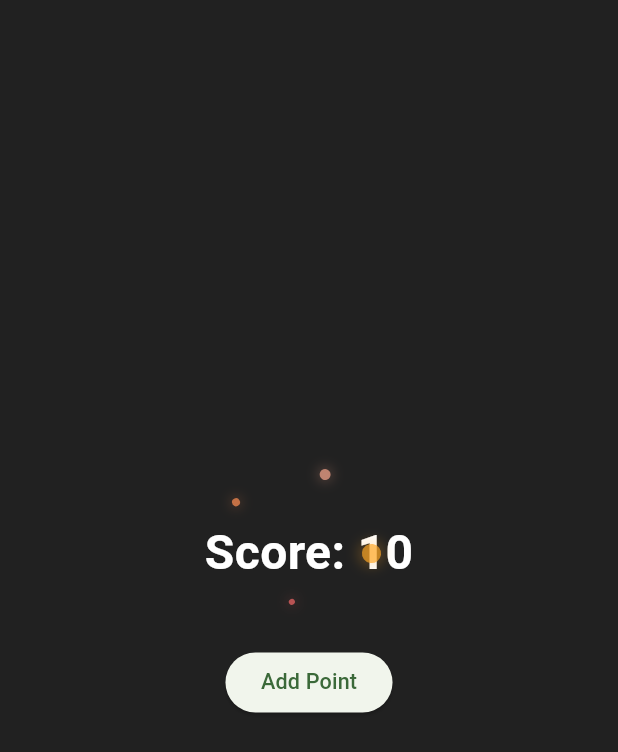
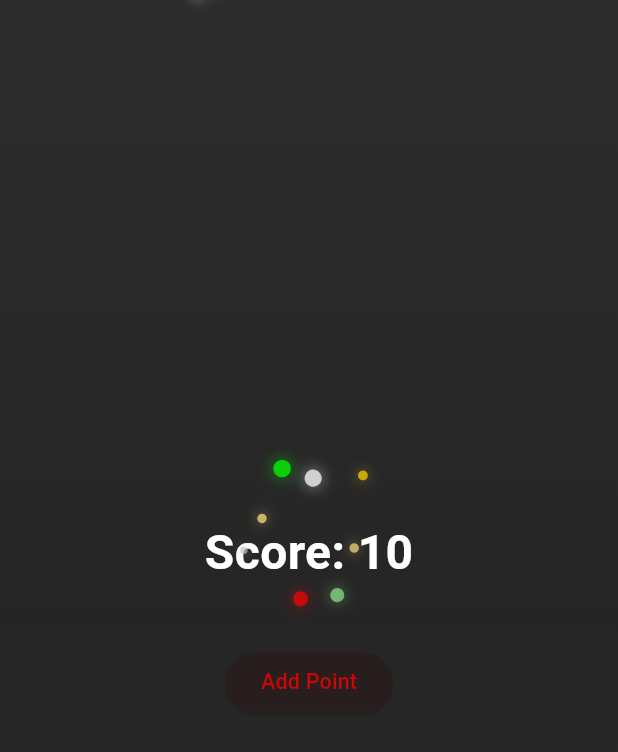
Before and after one commit to mtuan0111/nucatch, a Flutter app: the AnimationExampleBuilderScreen screen opened directly, after a tap on "Add Point", on a phone screen of 412 x 824 dp. Shown: the top 752 px of the screen. Run offline on Flutter 3.47's test engine with Material 3 defaults, Android fonts, the phone set to English and light mode, and no system bars; our stand-ins replace audioplayers, cloud_firestore, device_info_plus, firebase_auth, firebase_core, flutter_bloc and 11 more; missing offline and left inert: nearby_connections; accounts and stored records are empty; network calls fail.

Commit message:
feat: Implement Christmas theme with snow particle effects and UI enhancements

```diff
--- a/lib/helpers/animations/particle.dart
+++ b/lib/helpers/animations/particle.dart
@@ -1,5 +1,10 @@
 import 'dart:math';
 import 'package:flutter/material.dart';
+
+/// Christmas theme configuration
+class ChristmasTheme {
+  static bool enabled = true; // Christmas theme enabled by default
+}
 
 /// Represents a single particle in a particle effect
 class Particle {
@@ -11,6 +16,7 @@ class Particle {
   double maxLifetime;
   double rotation;
   double rotationSpeed;
+  final bool isSnow; // True for snow particles
 
   Particle({
     required this.position,
@@ -20,14 +26,16 @@ class Particle {
     required this.maxLifetime,
     this.rotation = 0.0,
     this.rotationSpeed = 0.0,
+    this.isSnow = false,
   }) : lifetime = 1.0;
 
   /// Update particle physics (gravity, velocity, fade)
   void update(double dt) {
-    // Apply gravity
+    // Apply gravity (slower for snow)
+    final gravity = isSnow ? 30.0 : 500.0;
     velocity = Offset(
       velocity.dx,
-      velocity.dy + 500 * dt, // Gravity acceleration
+      velocity.dy + gravity * dt, // Gravity acceleration
     );
 
     // Update position
@@ -100,8 +108,18 @@ class ParticleFactory {
     final particles = <Particle>[];
     // Randomize particle count: 60% to 140% of specified count
     final actualCount = (count * (0.6 + _random.nextDouble() * 0.8)).round();
-    final defaultColors = colors ??
-        [
+    final defaultColors = colors ?? (ChristmasTheme.enabled
+        ? [
+            const Color(0xFFFF0000), // Christmas red
+            const Color(0xFF00FF00), // Christmas green
+            const Color(0xFFFFD700), // Gold
+            const Color(0xFFFFFFFF), // White
+            const Color(0xFFFF6B6B), // Light red
+            const Color(0xFF90EE90), // Light green
+            const Color(0xFFFFE082), // Warm gold
+            const Color(0xFFC0C0C0), // Silver
+          ]
+        : [
             const Color(0xFFFF6B6B), // Warm red
             const Color(0xFFFF8E53), // Warm orange
             const Color(0xFFFFA726), // Light orange
@@ -110,7 +128,7 @@ class ParticleFactory {
             const Color(0xFFFF5252), // Bright red
             const Color(0xFFFFAB91), // Light coral
             const Color(0xFFFFE082), // Warm gold
-        ];
+          ]);
 
     for (int i = 0; i < actualCount; i++) {
       final angle = (i / actualCount) * 2 * pi + _random.nextDouble() * 0.5;
@@ -202,4 +220,39 @@ class ParticleFactory {
 
     return particles;
   }
+
+  /// Create snow particles for Christmas theme
+  static List<Particle> createSnow({
+    required Size screenSize,
+    int count = 30,
+  }) {
+    final particles = <Particle>[];
+    final snowColors = [
+      Colors.white,
+      Colors.white.withOpacity(0.9),
+      Colors.white.withOpacity(0.7),
+      const Color(0xFFE0F7FF), // Very light blue
+    ];
+
+    for (int i = 0; i < count; i++) {
+      // Random position across screen width and above screen
+      final startX = _random.nextDouble() * screenSize.width;
+      final startY = -_random.nextDouble() * screenSize.height;
+
+      // Slow downward and slight horizontal drift
+      final horizontalDrift = (_random.nextDouble() - 0.5) * 20;
+
+      particles.add(Particle(
+        position: Offset(startX, startY),
+        velocity: Offset(horizontalDrift, 20.0 + _random.nextDouble() * 30.0),
+        color: snowColors[_random.nextInt(snowColors.length)],
+        size: 2.0 + _random.nextDouble() * 4.0,
+        maxLifetime: 10.0 + _random.nextDouble() * 5.0, // Long lifetime
+        rotationSpeed: (_random.nextDouble() - 0.5) * 2,
+        isSnow: true,
+      ));
     }
+
+    return particles;
+  }
+}
--- a/lib/helpers/animations/particle_system.dart
+++ b/lib/helpers/animations/particle_system.dart
@@ -56,6 +56,7 @@ class _ParticleOverlayState extends State<ParticleOverlay>
     with SingleTickerProviderStateMixin {
   late AnimationController _animationController;
   final ParticleSystem _particleSystem = ParticleSystem();
+  final ParticleSystem _snowSystem = ParticleSystem();
 
   @override
   void initState() {
@@ -69,6 +70,13 @@ class _ParticleOverlayState extends State<ParticleOverlay>
 
     // Listen to controller events
     widget.controller._addParticlesCallback = _addParticles;
+
+    // Start snow if Christmas theme is enabled
+    if (ChristmasTheme.enabled) {
+      WidgetsBinding.instance.addPostFrameCallback((_) {
+        _startSnow();
+      });
+    }
   }
 
   @override
@@ -76,6 +84,16 @@ class _ParticleOverlayState extends State<ParticleOverlay>
     _animationController.dispose();
     widget.controller._addParticlesCallback = null;
     super.dispose();
+  }
+
+  void _startSnow() {
+    // Add initial snow particles
+    final screenSize = MediaQuery.of(context).size;
+    _snowSystem.addParticles(ParticleFactory.createSnow(screenSize: screenSize, count: 30));
+
+    if (!_animationController.isAnimating) {
+      _animationController.repeat();
+    }
   }
 
   void _addParticles(List<Particle> particles) {
@@ -91,8 +109,22 @@ class _ParticleOverlayState extends State<ParticleOverlay>
     setState(() {
       _particleSystem.update();
 
-      // Stop animation when no particles remain
-      if (_particleSystem.isEmpty) {
+      // Update snow system for Christmas theme
+      if (ChristmasTheme.enabled) {
+        _snowSystem.update();
+
+        // Replenish snow particles when they fall off screen
+        final screenSize = MediaQuery.of(context).size;
+        _snowSystem.particles.removeWhere((p) => p.position.dy > screenSize.height + 50);
+
+        // Add new snow particles periodically to maintain count
+        if (_snowSystem.particles.length < 20) {
+          _snowSystem.addParticles(ParticleFactory.createSnow(screenSize: screenSize, count: 5));
+        }
+      }
+
+      // Stop animation when no particles remain (only if Christmas theme is disabled)
+      if (!ChristmasTheme.enabled && _particleSystem.isEmpty && _snowSystem.isEmpty) {
         _animationController.stop();
       }
     });
@@ -103,6 +135,35 @@ class _ParticleOverlayState extends State<ParticleOverlay>
     return Stack(
       children: [
         widget.child,
+        // Fog overlay for Christmas theme
+        if (ChristmasTheme.enabled)
+          Positioned.fill(
+            child: IgnorePointer(
+              child: Container(
+                decoration: BoxDecoration(
+                  gradient: LinearGradient(
+                    begin: Alignment.topCenter,
+                    end: Alignment.bottomCenter,
+                    colors: [
+                      Colors.white.withOpacity(0.05),
+                      Colors.white.withOpacity(0.02),
+                      Colors.white.withOpacity(0.05),
+                    ],
+                  ),
+                ),
+              ),
+            ),
+          ),
+        // Snow particles (rendered behind regular particles)
+        if (ChristmasTheme.enabled && _snowSystem.particles.isNotEmpty)
+          Positioned.fill(
+            child: IgnorePointer(
+              child: CustomPaint(
+                painter: ParticlePainter(_snowSystem.particles),
+              ),
+            ),
+          ),
+        // Regular particles (fireworks, etc.)
         if (_particleSystem.particles.isNotEmpty)
           Positioned.fill(
             child: IgnorePointer(
--- a/lib/main.dart
+++ b/lib/main.dart
@@ -128,20 +128,27 @@ class _MyAppState extends State<MyApp> {
                       textTheme: Theme.of(context).textTheme.apply(
                             fontSizeFactor: 0.5 + (state.fontSize / 20),
                             fontSizeDelta: 1 + (state.fontSize / 10),
-                            bodyColor:
-                                Theme.of(context).scaffoldBackgroundColor,
-
-                            // displayColor: Colors.white,
+                            bodyColor: Colors.white, // White text for better contrast
+                            displayColor: Colors.white, // White for display text
                           ),
                       colorScheme: ColorScheme.fromSeed(
-                        seedColor: Colors.green,
+                        seedColor: const Color(0xFFCC0000), // Christmas red
+                        primary: const Color(0xFFCC0000), // Christmas red
+                        secondary: const Color(0xFF0F7D3F), // Christmas green
+                        tertiary: const Color(0xFF1E5A8E), // Christmas blue
+                        brightness: Brightness.dark,
+                        onPrimary: Colors.white, // White text on red
+                        onSecondary: Colors.white, // White text on green
+                        onTertiary: Colors.white, // White text on blue
+                        surface: const Color(0xFF1E5A8E), // Blue surface
+                        onSurface: Colors.white, // White text on surface
                       ),
                       useMaterial3: true,
-                      primaryColor: const Color.fromARGB(255, 0, 174, 90),
-                      secondaryHeaderColor:
-                          const Color.fromARGB(255, 0, 51, 105),
-                      // scaffoldBackgroundColor: Colors.lightBlueAccent,
-
+                      primaryColor: const Color(0xFFCC0000), // Christmas red
+                      secondaryHeaderColor: const Color(0xFF1E5A8E), // Christmas blue
+                      cardColor: const Color(0xFF0F7D3F), // Christmas green for cards
+                      dividerColor: const Color(0xFFFFD700), // Gold dividers
+                      scaffoldBackgroundColor: Colors.white, // White background for contrast
                       // primaryTextTheme: Typography().white
                       // textTheme: Typography(platform: TargetPlatform.iOS).white,
                     ),
```
Also changed, not shown: 1 other file. Lines whose indentation alone changed are shown as unchanged.
